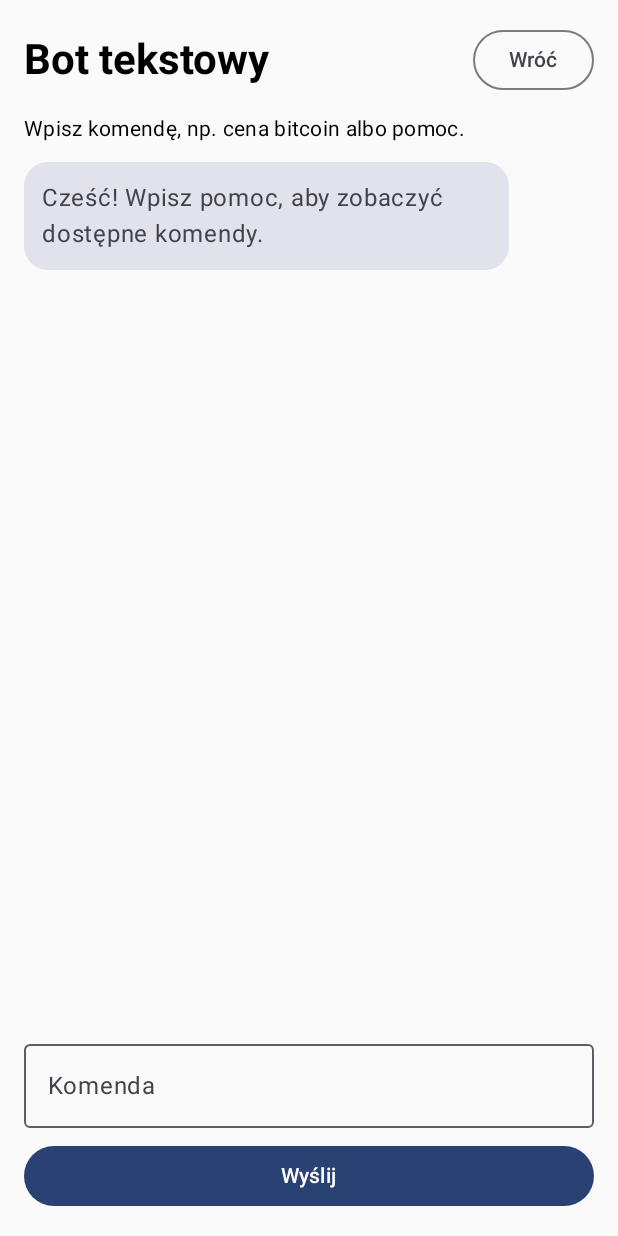
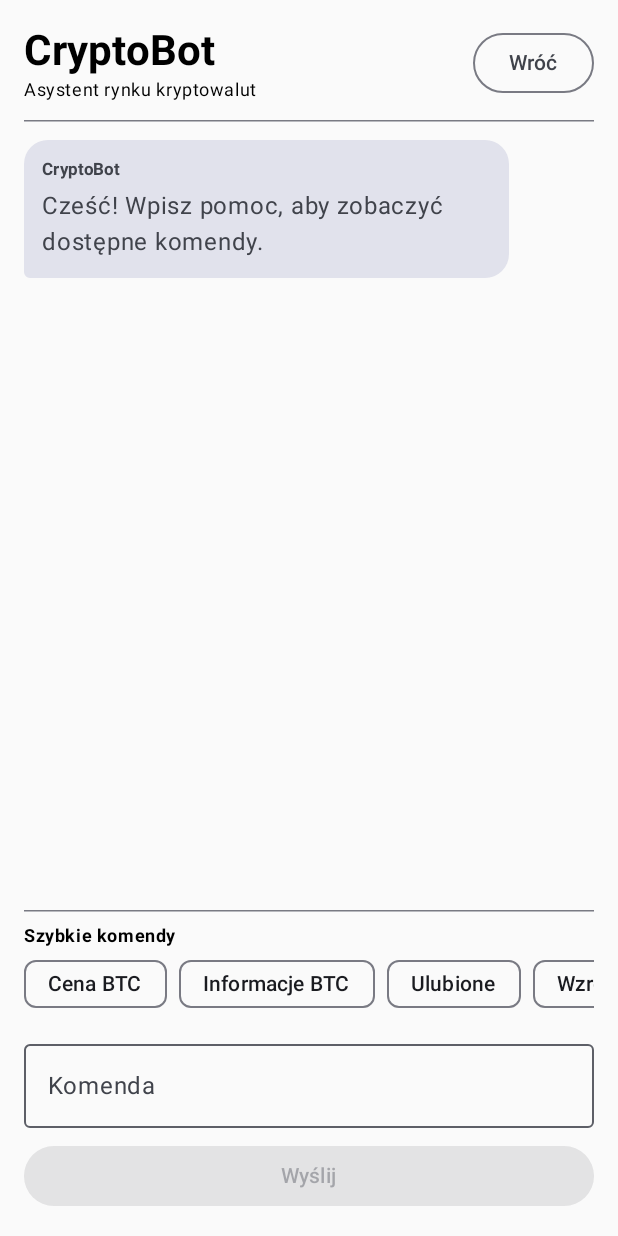
Before and after one commit to Smiian53696/CryptoBotMonitor, an Android app built with Jetpack Compose: the BotScreen screen opened through its navigation route, on a phone screen of 412 x 824 dp. Run offline under Robolectric (Android 15) with nearby library versions, the phone set to English and light mode, and no system bars; our stand-ins replace Firebase (no records; nobody signed in at launch, a user with empty details on screens opened directly); pictures from the network do not load; 1 statement that could not run was skipped.

Commit message:
Rozbudowa funkcjonalnosci i interfejsu bota

```diff
--- a/app/src/main/java/com/example/cryptobotmonitor/presentation/bot/BotScreen.kt
+++ b/app/src/main/java/com/example/cryptobotmonitor/presentation/bot/BotScreen.kt
@@ -1,31 +1,21 @@
+
 package com.example.cryptobotmonitor.presentation.bot
 
-import androidx.compose.foundation.layout.Arrangement
-import androidx.compose.foundation.layout.Box
-import androidx.compose.foundation.layout.Column
-import androidx.compose.foundation.layout.Row
-import androidx.compose.foundation.layout.Spacer
-import androidx.compose.foundation.layout.fillMaxSize
-import androidx.compose.foundation.layout.fillMaxWidth
-import androidx.compose.foundation.layout.height
-import androidx.compose.foundation.layout.padding
+import androidx.compose.foundation.layout.*
 import androidx.compose.foundation.lazy.LazyColumn
+import androidx.compose.foundation.lazy.LazyRow
 import androidx.compose.foundation.lazy.items
+import androidx.compose.foundation.lazy.rememberLazyListState
 import androidx.compose.foundation.shape.RoundedCornerShape
-import androidx.compose.material3.Button
-import androidx.compose.material3.Card
-import androidx.compose.material3.CardDefaults
-import androidx.compose.material3.CircularProgressIndicator
-import androidx.compose.material3.MaterialTheme
-import androidx.compose.material3.OutlinedButton
-import androidx.compose.material3.OutlinedTextField
-import androidx.compose.material3.Text
-import androidx.compose.runtime.Composable
-import androidx.compose.runtime.collectAsState
-import androidx.compose.runtime.getValue
+import androidx.compose.foundation.text.KeyboardActions
+import androidx.compose.foundation.text.KeyboardOptions
+import androidx.compose.material3.*
+import androidx.compose.runtime.*
 import androidx.compose.ui.Alignment
 import androidx.compose.ui.Modifier
+import androidx.compose.ui.platform.LocalFocusManager
 import androidx.compose.ui.text.font.FontWeight
+import androidx.compose.ui.text.input.ImeAction
 import androidx.compose.ui.unit.dp
 import androidx.lifecycle.viewmodel.compose.viewModel
 
@@ -34,24 +24,52 @@ fun BotScreen(
     onBackClick: () -> Unit,
     viewModel: BotViewModel = viewModel()
 ) {
+
     val state by viewModel.uiState.collectAsState()
+
+    val listState = rememberLazyListState()
+    val focusManager = LocalFocusManager.current
+
+    // Automatyczne przewijanie do ostatniej wiadomości
+    LaunchedEffect(state.messages.size, state.isLoading) {
+
+        val lastIndex = state.messages.lastIndex +
+                if (state.isLoading) 1 else 0
+
+        if (lastIndex >= 0) {
+            listState.animateScrollToItem(lastIndex)
+        }
+    }
 
     Column(
         modifier = Modifier
             .fillMaxSize()
+            .imePadding()
             .padding(16.dp)
     ) {
 
+        // Nagłówek ekranu
         Row(
             modifier = Modifier.fillMaxWidth(),
             horizontalArrangement = Arrangement.SpaceBetween,
             verticalAlignment = Alignment.CenterVertically
         ) {
+
+            Column(
+                modifier = Modifier.weight(1f)
+            ) {
+
                 Text(
-                text = "Bot tekstowy",
+                    text = "CryptoBot",
                     style = MaterialTheme.typography.headlineMedium,
                     fontWeight = FontWeight.Bold
                 )
+
+                Text(
+                    text = "Asystent rynku kryptowalut",
+                    style = MaterialTheme.typography.bodySmall
+                )
+            }
 
             OutlinedButton(
                 onClick = onBackClick
@@ -62,89 +80,232 @@ fun BotScreen(
 
         Spacer(modifier = Modifier.height(12.dp))
 
-        Text(
-            text = "Wpisz komendę, np. cena bitcoin albo pomoc.",
-            style = MaterialTheme.typography.bodyMedium
-        )
+        HorizontalDivider()
 
         Spacer(modifier = Modifier.height(12.dp))
 
+        // Lista wiadomości
         LazyColumn(
+            state = listState,
             modifier = Modifier
                 .weight(1f)
                 .fillMaxWidth(),
             verticalArrangement = Arrangement.spacedBy(8.dp)
         ) {
+
             items(state.messages) { message ->
-                BotMessageItem(message = message)
+
+                BotMessageItem(
+                    message = message
+                )
+            }
+
+            // Informacja o przetwarzaniu komendy
+            if (state.isLoading) {
+
+                item {
+
+                    Row(
+                        modifier = Modifier.padding(8.dp),
+                        verticalAlignment = Alignment.CenterVertically,
+                        horizontalArrangement =
+                            Arrangement.spacedBy(8.dp)
+                    ) {
+
+                        CircularProgressIndicator(
+                            modifier = Modifier.size(20.dp),
+                            strokeWidth = 2.dp
+                        )
+
+                        Text(
+                            text = "Bot przetwarza komendę...",
+                            style = MaterialTheme.typography.bodySmall
+                        )
+                    }
+                }
             }
         }
 
-        if (state.isLoading) {
         Spacer(modifier = Modifier.height(8.dp))
 
-            CircularProgressIndicator()
+        HorizontalDivider()
 
         Spacer(modifier = Modifier.height(8.dp))
+
+        // Szybkie komendy
+        Text(
+            text = "Szybkie komendy",
+            style = MaterialTheme.typography.bodySmall,
+            fontWeight = FontWeight.Bold
+        )
+
+        QuickCommands(
+            enabled = !state.isLoading,
+            onCommandClick = { command ->
+
+                focusManager.clearFocus()
+
+                viewModel.sendQuickCommand(command)
             }
+        )
 
+        Spacer(modifier = Modifier.height(8.dp))
+
+        // Pole wpisywania komendy
         OutlinedTextField(
             value = state.command,
             onValueChange = viewModel::onCommandChange,
             label = {
                 Text("Komenda")
             },
+            placeholder = {
+                Text("np. cena btc")
+            },
             modifier = Modifier.fillMaxWidth(),
-            singleLine = true
+            singleLine = true,
+            enabled = !state.isLoading,
+
+            keyboardOptions = KeyboardOptions(
+                imeAction = ImeAction.Send
+            ),
+
+            keyboardActions = KeyboardActions(
+                onSend = {
+
+                    if (
+                        state.command.isNotBlank() &&
+                        !state.isLoading
+                    ) {
+
+                        focusManager.clearFocus()
+
+                        viewModel.sendCommand()
+                    }
+                }
+            )
         )
 
         Spacer(modifier = Modifier.height(8.dp))
 
+        // Przycisk wysyłania komendy
         Button(
             onClick = {
+
+                focusManager.clearFocus()
+
                 viewModel.sendCommand()
             },
             modifier = Modifier.fillMaxWidth(),
-            enabled = !state.isLoading
+            enabled = !state.isLoading &&
+                    state.command.isNotBlank()
         ) {
             Text("Wyślij")
         }
     }
 }
 
+// Lista szybkich komend
+@Composable
+fun QuickCommands(
+    enabled: Boolean,
+    onCommandClick: (String) -> Unit
+) {
+
+    val commands = listOf(
+        "Cena BTC" to "cena btc",
+        "Informacje BTC" to "info btc",
+        "Ulubione" to "moje ulubione",
+        "Wzrosty" to "top wzrosty",
+        "Spadki" to "top spadki",
+        "Aktywne alerty" to "aktywne alerty",
+        "Wykonane alerty" to "wykonane alerty",
+        "Pomoc" to "pomoc"
+    )
+
+    LazyRow(
+        modifier = Modifier.fillMaxWidth(),
+        horizontalArrangement = Arrangement.spacedBy(8.dp)
+    ) {
+
+        items(commands) { (label, command) ->
+
+            AssistChip(
+                onClick = {
+                    onCommandClick(command)
+                },
+                enabled = enabled,
+                label = {
+                    Text(label)
+                }
+            )
+        }
+    }
+}
+
+// Wyświetlanie wiadomości
 @Composable
 fun BotMessageItem(
     message: BotMessage
 ) {
-    val alignment =
-        if (message.isUser) {
+
+    val alignment = if (message.isUser) {
         Alignment.CenterEnd
     } else {
         Alignment.CenterStart
     }
 
-    val backgroundColor =
-        if (message.isUser) {
+    val backgroundColor = if (message.isUser) {
         MaterialTheme.colorScheme.primaryContainer
     } else {
         MaterialTheme.colorScheme.surfaceVariant
+    }
+
+    val textColor = if (message.isUser) {
+        MaterialTheme.colorScheme.onPrimaryContainer
+    } else {
+        MaterialTheme.colorScheme.onSurfaceVariant
     }
 
     Box(
         modifier = Modifier.fillMaxWidth(),
         contentAlignment = alignment
     ) {
+
         Card(
-            shape = RoundedCornerShape(16.dp),
+            shape = RoundedCornerShape(
+                topStart = 16.dp,
+                topEnd = 16.dp,
+                bottomStart = if (message.isUser) 16.dp else 4.dp,
+                bottomEnd = if (message.isUser) 4.dp else 16.dp
+            ),
             colors = CardDefaults.cardColors(
                 containerColor = backgroundColor
             ),
             modifier = Modifier.fillMaxWidth(0.85f)
         ) {
+
+            Column(
+                modifier = Modifier.padding(12.dp)
+            ) {
+
+                Text(
+                    text = if (message.isUser) {
+                        "Ty"
+                    } else {
+                        "CryptoBot"
+                    },
+                    style = MaterialTheme.typography.labelSmall,
+                    fontWeight = FontWeight.Bold,
+                    color = textColor
+                )
+
+                Spacer(modifier = Modifier.height(4.dp))
+
                 Text(
                     text = message.text,
-                modifier = Modifier.padding(12.dp)
+                    color = textColor
                 )
             }
         }
     }
+}
```
Also changed, not shown: app/src/main/java/com/example/cryptobotmonitor/data/repository/FavoriteRepository.kt (+19 -0 lines), app/src/main/java/com/example/cryptobotmonitor/presentation/bot/BotViewModel.kt (+383 -33 lines). Lines whose indentation alone changed are shown as unchanged.
